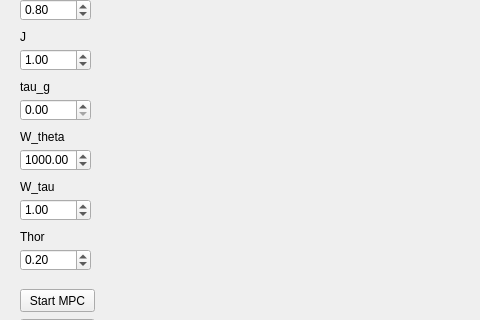
The window that GUI/GUI.ui (cic12/exo_control) describes before a commit, drawn with Qt 5; both pictures show x 0 to 480 and y 138 to 458 of the 601 by 545 pixel window.
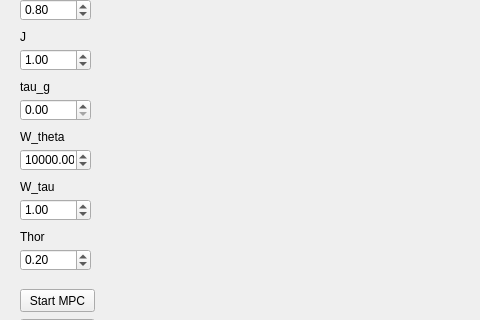
The same window after the commit. Custom widgets are drawn as their Qt base class.

Patch:
```diff
--- a/GUI/GUI.ui
+++ b/GUI/GUI.ui
@@ -219,7 +219,7 @@
      <double>100000.000000000000000</double>
     </property>
     <property name="value">
-     <double>1000.000000000000000</double>
+     <double>10000.000000000000000</double>
     </property>
    </widget>
    <widget class="QLabel" name="label_10">
```
